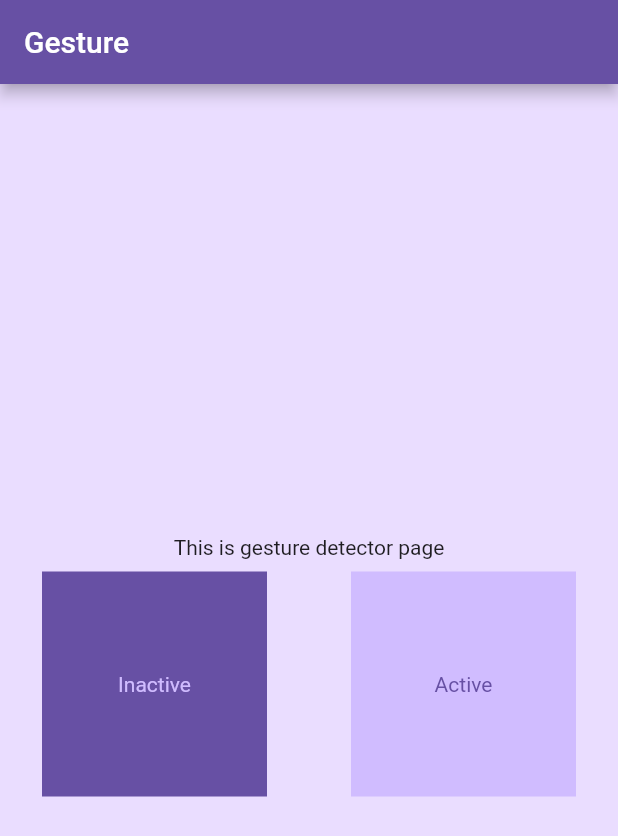
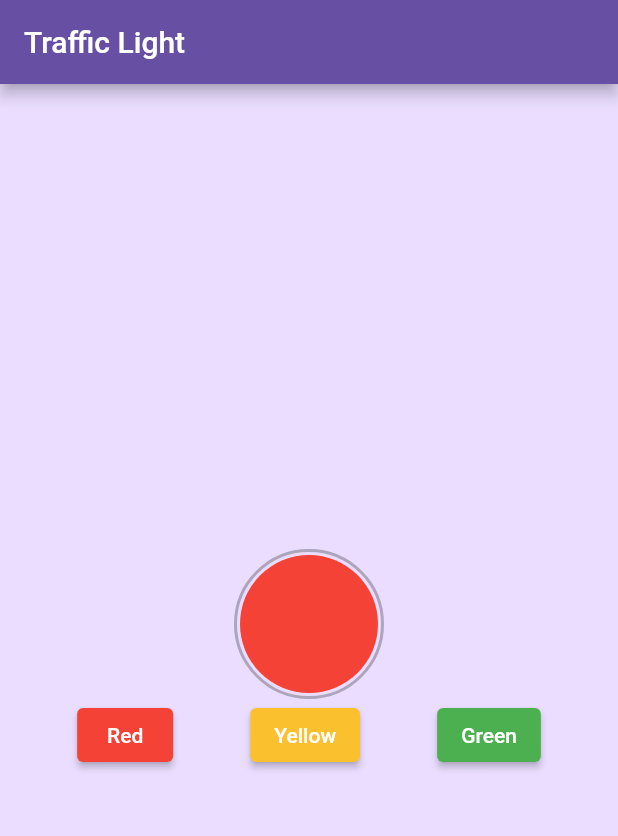
Before and after one commit to azkafr92/flutter_azka, a Flutter app: the screen it shows after launch, on a phone screen of 412 x 824 dp. Shown: the top 836 px of the screen. Run offline on Flutter 3.47's test engine with Material 2 defaults, Android fonts, the phone set to English and light mode, and no system bars.

Commit message:
update materi minggu ke-3: Flutter widget

```diff
--- a/08_introduction-flutter-widget/hello_world/lib/main.dart
+++ b/08_introduction-flutter-widget/hello_world/lib/main.dart
@@ -1,5 +1,5 @@
 import 'package:flutter/material.dart';
-import 'package:hello_world/gesture.dart';
+import 'package:hello_world/traffic_light.dart';
 
 void main() {
   runApp(const MainApp());
@@ -11,7 +11,7 @@ class MainApp extends StatelessWidget {
   @override
   Widget build(BuildContext context) {
     return const MaterialApp(
-      home: Gesture(),
+      home: TrafficLight(),
       debugShowCheckedModeBanner: false,
     );
   }
--- /dev/null
+++ b/08_introduction-flutter-widget/hello_world/lib/traffic_light.dart
@@ -0,0 +1,99 @@
+import 'package:flutter/material.dart';
+
+import 'constant.dart';
+
+class TrafficLight extends StatefulWidget {
+  const TrafficLight({super.key});
+
+  @override
+  State<TrafficLight> createState() => _TrafficLightState();
+}
+
+class _TrafficLightState extends State<TrafficLight> {
+  Color _light = Colors.red;
+
+  void _changeLight(Color light) {
+    setState(() {
+      _light = light;
+    });
+  }
+
+  @override
+  Widget build(BuildContext context) {
+    return Scaffold(
+        appBar: AppBar(
+            title: const Text('Traffic Light'), backgroundColor: primaryLight),
+        backgroundColor: primaryContainerLight,
+        body: Center(
+            child:
+                Column(mainAxisAlignment: MainAxisAlignment.center, children: [
+          _Light(light: _light),
+          Row(
+            mainAxisAlignment: MainAxisAlignment.spaceEvenly,
+            children: [
+              _Button(
+                  color: Colors.red,
+                  text: const Text('Red'),
+                  onTap: _changeLight),
+              _Button(
+                  color: Colors.yellow.shade700,
+                  text: const Text('Yellow'),
+                  onTap: _changeLight),
+              _Button(
+                  color: Colors.green,
+                  text: const Text('Green'),
+                  onTap: _changeLight),
+            ],
+          )
+        ])));
+  }
+}
+
+class _Light extends StatelessWidget {
+  const _Light({this.light = Colors.red});
+
+  final Color light;
+
+  @override
+  Widget build(BuildContext context) {
+    return SizedBox(
+      width: 100,
+      height: 100,
+      child: Container(
+        padding: const EdgeInsets.all(2),
+        decoration: BoxDecoration(
+          shape: BoxShape.circle,
+          border: Border.all(
+            width: 2,
+            color: Colors.black26,
+          ),
+        ),
+        child: Container(
+          decoration: BoxDecoration(color: light, shape: BoxShape.circle),
+        ),
+      ),
+    );
+  }
+}
+
+class _Button extends StatelessWidget {
+  const _Button({required this.color, required this.text, required this.onTap});
+
+  final Color color;
+  final Text text;
+  final ValueChanged<Color> onTap;
+
+  void _changeColor() {
+    onTap(color);
+  }
+
+  @override
+  Widget build(BuildContext context) {
+    return ElevatedButton(
+        style: ButtonStyle(
+          backgroundColor: MaterialStateProperty.all(color),
+        ),
+        onPressed: _changeColor,
+        child: text);
+  }
+}
```
